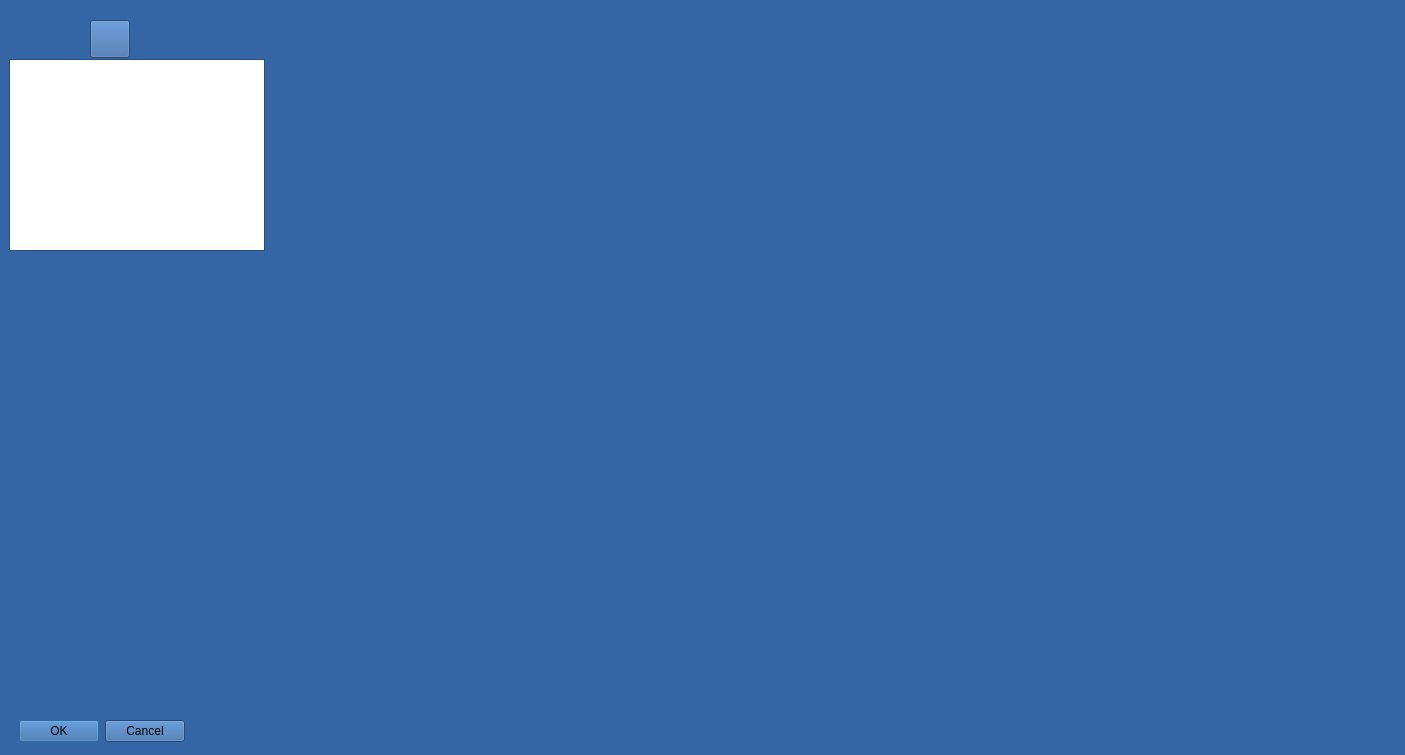
This is skoryDialog.ui in militia11/shoes as Qt 5 draws it before an edit. The edited form follows.
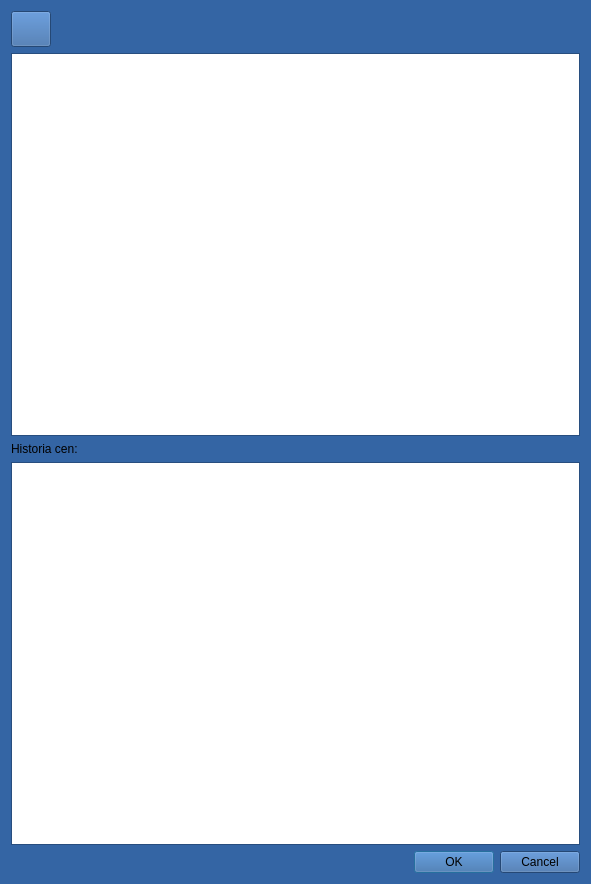
This is the edited form. Icons and pictures are not drawn.

```diff
--- a/skoryDialog.ui
+++ b/skoryDialog.ui
@@ -6,8 +6,8 @@
    <rect>
     <x>0</x>
     <y>0</y>
-    <width>1405</width>
-    <height>755</height>
+    <width>591</width>
+    <height>884</height>
    </rect>
   </property>
   <property name="palette">
@@ -428,50 +428,8 @@
   <property name="windowTitle">
    <string>Skóry</string>
   </property>
-  <widget class="QTableView" name="tableViewKlienci">
-   <property name="geometry">
-    <rect>
-     <x>9</x>
-     <y>59</y>
-     <width>256</width>
-     <height>192</height>
-    </rect>
-   </property>
-   <property name="alternatingRowColors">
-    <bool>true</bool>
-   </property>
-   <property name="selectionMode">
-    <enum>QAbstractItemView::ExtendedSelection</enum>
-   </property>
-   <property name="selectionBehavior">
-    <enum>QAbstractItemView::SelectRows</enum>
-   </property>
-  </widget>
-  <widget class="QDialogButtonBox" name="buttonBox">
-   <property name="geometry">
-    <rect>
-     <x>9</x>
-     <y>716</y>
-     <width>176</width>
-     <height>30</height>
-    </rect>
-   </property>
-   <property name="orientation">
-    <enum>Qt::Horizontal</enum>
-   </property>
-   <property name="standardButtons">
-    <set>QDialogButtonBox::Cancel|QDialogButtonBox::Ok</set>
-   </property>
-  </widget>
-  <widget class="QWidget" name="layoutWidget">
-   <property name="geometry">
-    <rect>
-     <x>90</x>
-     <y>20</y>
-     <width>96</width>
-     <height>38</height>
-    </rect>
-   </property>
+  <layout class="QVBoxLayout" name="verticalLayout">
+   <item>
    <layout class="QHBoxLayout" name="horizontalLayout">
     <item>
      <widget class="QPushButton" name="pushButton_2">
@@ -519,7 +477,57 @@
      </spacer>
     </item>
    </layout>
-  </widget>
+   </item>
+   <item>
+    <widget class="QTableView" name="tableViewKlienci">
+     <property name="alternatingRowColors">
+      <bool>true</bool>
+     </property>
+     <property name="selectionMode">
+      <enum>QAbstractItemView::SingleSelection</enum>
+     </property>
+     <property name="selectionBehavior">
+      <enum>QAbstractItemView::SelectRows</enum>
+     </property>
+    </widget>
+   </item>
+   <item>
+    <widget class="QLabel" name="label">
+     <property name="text">
+      <string>Historia cen:</string>
+     </property>
+    </widget>
+   </item>
+   <item>
+    <widget class="QTableView" name="tableViewCeny">
+     <property name="editTriggers">
+      <set>QAbstractItemView::NoEditTriggers</set>
+     </property>
+     <property name="alternatingRowColors">
+      <bool>true</bool>
+     </property>
+     <property name="selectionMode">
+      <enum>QAbstractItemView::SingleSelection</enum>
+     </property>
+     <property name="selectionBehavior">
+      <enum>QAbstractItemView::SelectRows</enum>
+     </property>
+     <attribute name="horizontalHeaderStretchLastSection">
+      <bool>true</bool>
+     </attribute>
+    </widget>
+   </item>
+   <item>
+    <widget class="QDialogButtonBox" name="buttonBox">
+     <property name="orientation">
+      <enum>Qt::Horizontal</enum>
+     </property>
+     <property name="standardButtons">
+      <set>QDialogButtonBox::Cancel|QDialogButtonBox::Ok</set>
+     </property>
+    </widget>
+   </item>
+  </layout>
  </widget>
  <resources>
   <include location="zasoby.qrc"/>
```
Left out of the diff: 2 changed lines with no effect on the pictures. Lines whose indentation alone changed are shown as unchanged.
